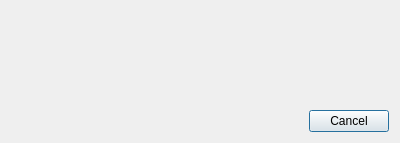
Above: app/view/dialog/dlgmsg.ui from emtrai/hrm_monastery before the change. Below: the same form after it.
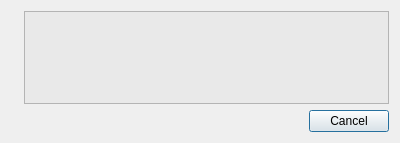
That is the form after the change.

What changed in the file:
```diff
--- a/app/view/dialog/dlgmsg.ui
+++ b/app/view/dialog/dlgmsg.ui
@@ -26,22 +26,16 @@
      <item row="0" column="1">
       <layout class="QVBoxLayout" name="verticalLayout_2">
        <item>
-        <widget class="QLabel" name="lblText">
-         <property name="text">
-          <string/>
+        <widget class="QPlainTextEdit" name="txtText">
+         <property name="styleSheet">
+          <string notr="true">background-color: rgb(233, 233, 233);
+border-color: rgb(233, 233, 233);</string>
          </property>
-         <property name="wordWrap">
+         <property name="readOnly">
           <bool>true</bool>
          </property>
-        </widget>
-       </item>
-       <item>
-        <widget class="QLabel" name="lblInfo">
-         <property name="text">
-          <string/>
-         </property>
-         <property name="wordWrap">
-          <bool>true</bool>
+         <property name="backgroundVisible">
+          <bool>false</bool>
          </property>
         </widget>
        </item>
```
